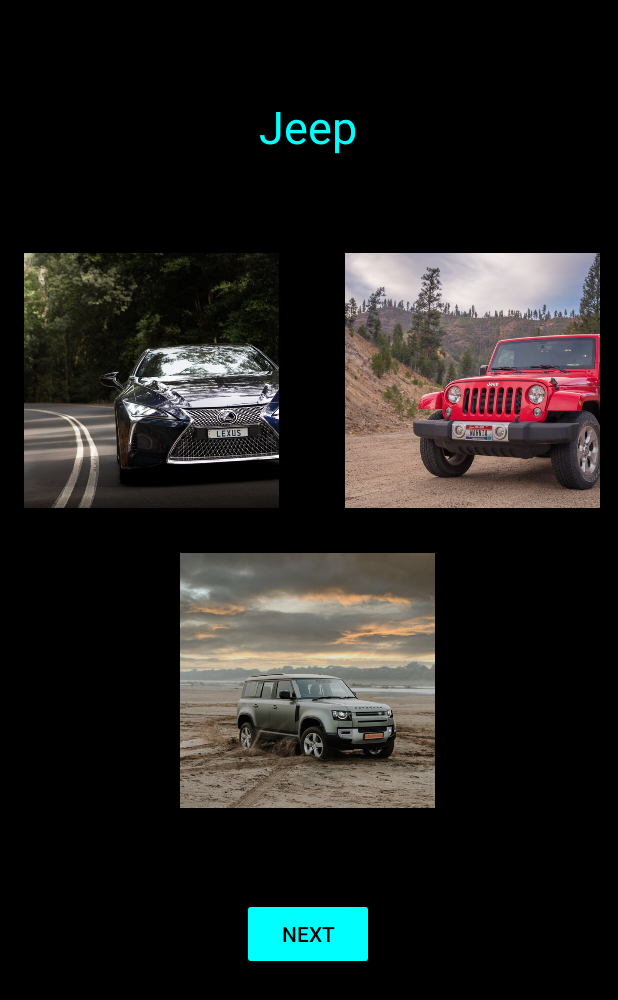
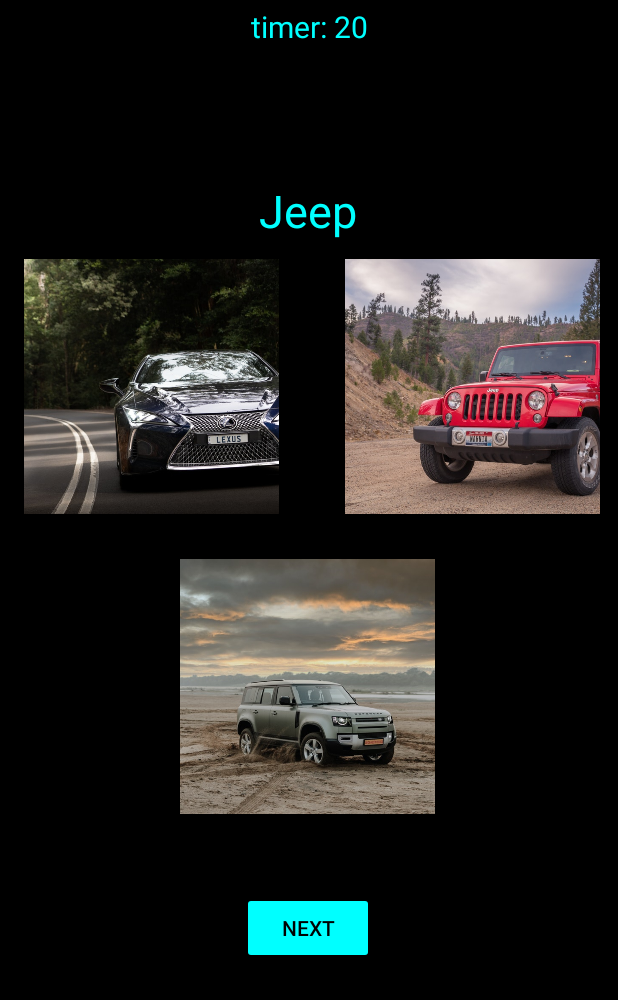
Before and after one commit to DilanJT/identificar-app-iit-cw, an Android app: the screen it shows after launch (IdentifyCarImageActivity), after a tap on "IDENTIFY THE CAR IMAGE", on a phone screen of 412 x 824 dp. Shown: the top 1000 px of the screen. Run offline under Robolectric (Android 15) with nearby library versions, the phone set to English and light mode, and no system bars.

Commit message:
count down functionality for the Identify the car make acvitiy added

```diff
--- a/app/src/main/java/com/example/identificar/IdentifyCarImageActivity.java
+++ b/app/src/main/java/com/example/identificar/IdentifyCarImageActivity.java
@@ -2,6 +2,7 @@ package com.example.identificar;
 
 import androidx.appcompat.app.AppCompatActivity;
 
+import android.content.Intent;
 import android.os.Bundle;
 import android.view.View;
 import android.widget.Button;
@@ -29,10 +30,18 @@ public class IdentifyCarImageActivity extends AppCompatActivity implements View.
     int randomInt3;
     int randomInt4; //specifically get the make of 3 random generated cars randomly
 
+    boolean switchChecked;
+
     @Override
     protected void onCreate(Bundle savedInstanceState) {
         super.onCreate(savedInstanceState);
         setContentView(R.layout.activity_identify_car_image);
+
+        //getting the values passed from the main activity
+        Intent intent = getIntent();
+        if(intent != null) {
+            switchChecked = intent.getBooleanExtra("isOn", false);
+        }
 
         /*
         Initializations
--- a/app/src/main/java/com/example/identificar/MainActivity.java
+++ b/app/src/main/java/com/example/identificar/MainActivity.java
@@ -6,6 +6,8 @@ import android.content.Intent;
 import android.os.Bundle;
 import android.view.View;
 import android.widget.Button;
+import android.widget.CompoundButton;
+import android.widget.Switch;
 
 public class MainActivity extends AppCompatActivity implements View.OnClickListener{
 
@@ -16,6 +18,9 @@ public class MainActivity extends AppCompatActivity implements View.OnClickListe
     Button btnIdentifyImage;
     Button btnHints;
     Button btnAdvancedLevel;
+    Switch aSwitch;
+    Boolean switchChecked = false;
+
 
     @Override
     protected void onCreate(Bundle savedInstanceState) {
@@ -33,6 +38,19 @@ public class MainActivity extends AppCompatActivity implements View.OnClickListe
 
         btnAdvancedLevel = (Button) findViewById(R.id.btnAdvancedLevel);
         btnAdvancedLevel.setOnClickListener(this);
+
+        aSwitch = (Switch) findViewById(R.id.switchTimer);
+        aSwitch.setOnCheckedChangeListener(new CompoundButton.OnCheckedChangeListener() {
+            @Override
+            public void onCheckedChanged(CompoundButton buttonView, boolean isChecked) {
+                if(aSwitch.isChecked()){
+                    switchChecked = true;
+                }else{
+                    switchChecked = false;
+                }
+            }
+        });
+
     }
 
     @Override
@@ -41,15 +59,19 @@ public class MainActivity extends AppCompatActivity implements View.OnClickListe
         switch(v.getId()){
             case R.id.btnIdentifyCarMake:
                 intent = new Intent(this, IdentifyCarModelActivity.class);
+                intent.putExtra("isOn", switchChecked);
                 break;
             case R.id.btnIdentifyCarImage:
                 intent = new Intent(this, IdentifyCarImageActivity.class);
+                intent.putExtra("isOn", switchChecked);
                 break;
             case R.id.btnHints:
                 intent = new Intent(this, HintsActivity.class);
+                intent.putExtra("isOn", switchChecked);
                 break;
             case R.id.btnAdvancedLevel:
                 intent = new Intent(this, AdvancedLevelActivity.class);
+                intent.putExtra("isOn", switchChecked);
                 break;
         }
 
--- /dev/null
+++ b/app/src/main/java/com/example/identificar/models/CountDown.java
@@ -0,0 +1,4 @@
+package com.example.identificar.models;
+
+public class CountDown {
+}
--- a/app/src/main/res/layout/activity_identify_car_image.xml
+++ b/app/src/main/res/layout/activity_identify_car_image.xml
@@ -7,21 +7,6 @@
     android:layout_height="match_parent"
     android:background="@color/black"
     tools:context=".IdentifyCarImageActivity">
-
-    <TextView
-        android:id="@+id/correctGuessTextViewImage"
-        android:layout_width="wrap_content"
-        android:layout_height="wrap_content"
-        android:layout_marginStart="60dp"
-        android:layout_marginLeft="60dp"
-        android:outlineAmbientShadowColor="#FFFFFF"
-        android:textColor="@color/black"
-        android:textSize="30sp"
-        android:textStyle="bold|italic"
-        app:layout_constraintBottom_toTopOf="@+id/generatedTextForImageAct"
-        app:layout_constraintStart_toStartOf="parent"
-        app:layout_constraintTop_toTopOf="parent"
-        app:layout_constraintVertical_bias="0.47" />
 
     <TextView
         android:id="@+id/correctAnswerTextViewImage"
@@ -35,16 +20,31 @@
         app:layout_constraintBottom_toTopOf="@+id/generatedTextForImageAct"
         app:layout_constraintEnd_toEndOf="parent"
         app:layout_constraintTop_toTopOf="parent"
-        app:layout_constraintVertical_bias="0.47" />
+        app:layout_constraintVertical_bias="0.7" />
+
+    <TextView
+        android:id="@+id/correctGuessTextViewImage"
+        android:layout_width="wrap_content"
+        android:layout_height="wrap_content"
+        android:layout_marginStart="56dp"
+        android:layout_marginLeft="56dp"
+        android:outlineAmbientShadowColor="#FFFFFF"
+        android:textColor="@color/black"
+        android:textSize="30sp"
+        android:textStyle="bold|italic"
+        app:layout_constraintBottom_toTopOf="@+id/generatedTextForImageAct"
+        app:layout_constraintStart_toStartOf="parent"
+        app:layout_constraintTop_toTopOf="parent"
+        app:layout_constraintVertical_bias="0.7" />
 
     <TextView
         android:id="@+id/generatedTextForImageAct"
         android:layout_width="wrap_content"
         android:layout_height="wrap_content"
-        android:layout_marginTop="64dp"
+        android:layout_marginTop="120dp"
         android:text="Mercedez"
+        android:textColor="@color/identificarPrimary"
         android:textSize="30sp"
-        android:textColor="@color/identificarPrimary"
         app:layout_constraintEnd_toEndOf="parent"
         app:layout_constraintHorizontal_bias="0.498"
         app:layout_constraintStart_toStartOf="parent"
@@ -54,11 +54,23 @@
         android:id="@+id/imageOption3"
         android:layout_width="170dp"
         android:layout_height="170dp"
-        android:layout_marginTop="264dp"
+        android:layout_marginTop="212dp"
         android:scaleType="centerCrop"
         app:layout_constraintEnd_toEndOf="parent"
         app:layout_constraintHorizontal_bias="0.497"
         app:layout_constraintStart_toStartOf="parent"
+        app:layout_constraintTop_toBottomOf="@+id/generatedTextForImageAct"
+        app:srcCompat="@drawable/fiat" />
+
+    <ImageView
+        android:id="@+id/imageOption2"
+        android:layout_width="170dp"
+        android:layout_height="170dp"
+        android:layout_marginTop="12dp"
+        android:layout_marginEnd="12dp"
+        android:layout_marginRight="12dp"
+        android:scaleType="centerCrop"
+        app:layout_constraintEnd_toEndOf="parent"
         app:layout_constraintTop_toBottomOf="@+id/generatedTextForImageAct"
         app:srcCompat="@drawable/fiat" />
 
@@ -68,21 +80,9 @@
         android:layout_height="170dp"
         android:layout_marginStart="16dp"
         android:layout_marginLeft="16dp"
-        android:layout_marginTop="64dp"
+        android:layout_marginTop="12dp"
         android:scaleType="centerCrop"
         app:layout_constraintStart_toStartOf="parent"
-        app:layout_constraintTop_toBottomOf="@+id/generatedTextForImageAct"
-        app:srcCompat="@drawable/fiat" />
-
-    <ImageView
-        android:id="@+id/imageOption2"
-        android:layout_width="170dp"
-        android:layout_height="170dp"
-        android:layout_marginTop="64dp"
-        android:layout_marginEnd="12dp"
-        android:layout_marginRight="12dp"
-        android:scaleType="centerCrop"
-        app:layout_constraintEnd_toEndOf="parent"
         app:layout_constraintTop_toBottomOf="@+id/generatedTextForImageAct"
         app:srcCompat="@drawable/fiat" />
 
@@ -90,12 +90,24 @@
         android:id="@+id/btnSubmitImageAct"
         android:layout_width="wrap_content"
         android:layout_height="wrap_content"
-        android:layout_marginTop="60dp"
+        android:layout_marginTop="52dp"
+        android:backgroundTint="@color/identificarPrimary"
         android:text="NEXT"
-        android:backgroundTint="@color/identificarPrimary"
         android:textColor="@color/black"
         app:layout_constraintEnd_toEndOf="parent"
         app:layout_constraintHorizontal_bias="0.498"
         app:layout_constraintStart_toStartOf="parent"
         app:layout_constraintTop_toBottomOf="@+id/imageOption3" />
+
+    <TextView
+        android:id="@+id/textTimerModel"
+        android:layout_width="wrap_content"
+        android:layout_height="wrap_content"
+        android:layout_marginTop="4dp"
+        android:text="timer: 20"
+        android:textColor="@color/identificarPrimary"
+        android:textSize="20sp"
+        app:layout_constraintEnd_toEndOf="parent"
+        app:layout_constraintStart_toStartOf="parent"
+        app:layout_constraintTop_toTopOf="parent" />
 </androidx.constraintlayout.widget.ConstraintLayout>
--- a/app/src/main/res/layout/activity_main.xml
+++ b/app/src/main/res/layout/activity_main.xml
@@ -25,7 +25,7 @@
         app:layout_constraintEnd_toEndOf="parent"
         app:layout_constraintHorizontal_bias="0.0"
         app:layout_constraintStart_toStartOf="parent"
-        app:layout_constraintTop_toBottomOf="@+id/switch2" />
+        app:layout_constraintTop_toBottomOf="@+id/switchTimer" />
 
     <Button
         android:id="@+id/btnHints"
@@ -110,7 +110,7 @@
         app:layout_constraintTop_toTopOf="parent" />
 
     <Switch
-        android:id="@+id/switch2"
+        android:id="@+id/switchTimer"
         android:layout_width="wrap_content"
         android:layout_height="wrap_content"
         android:layout_marginTop="40dp"
```
Also changed, not shown: app/src/main/java/com/example/identificar/AdvancedLevelActivity.java (+9 -0 lines), app/src/main/java/com/example/identificar/HintsActivity.java (+9 -0 lines), app/src/main/java/com/example/identificar/IdentifyCarModelActivity.java (+51 -2 lines), app/src/main/res/layout/activity_advanced_level.xml (+15 -3 lines), app/src/main/res/layout/activity_hints.xml (+12 -0 lines), app/src/main/res/layout/activity_identify_car_model.xml (+17 -5 lines).
